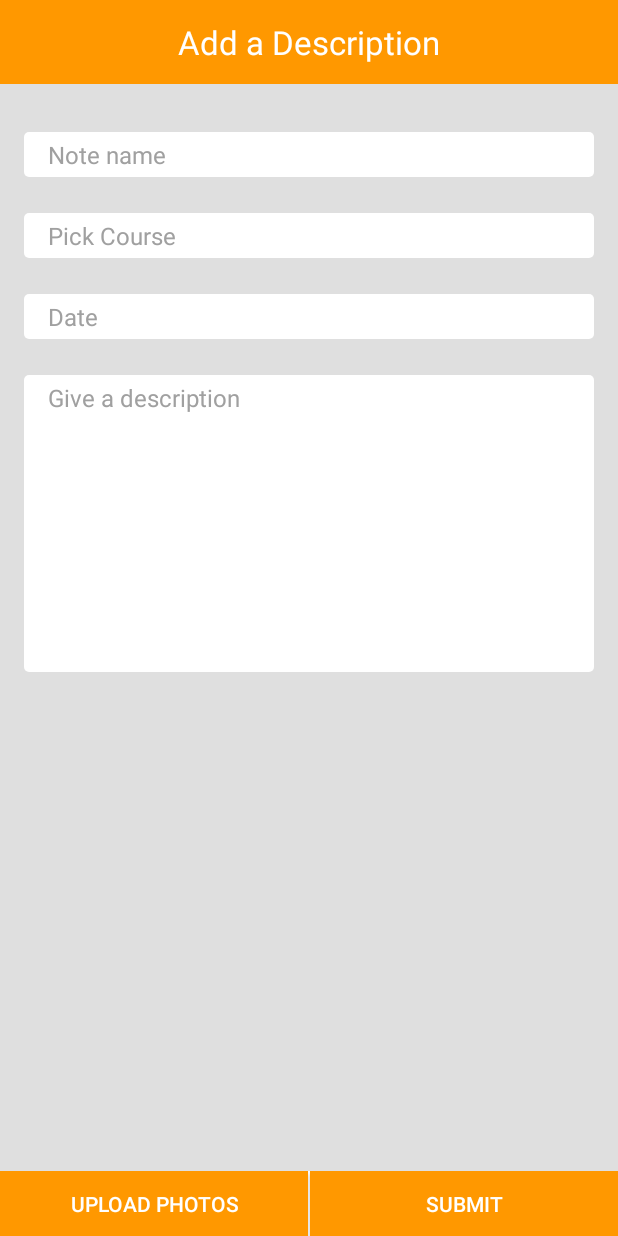
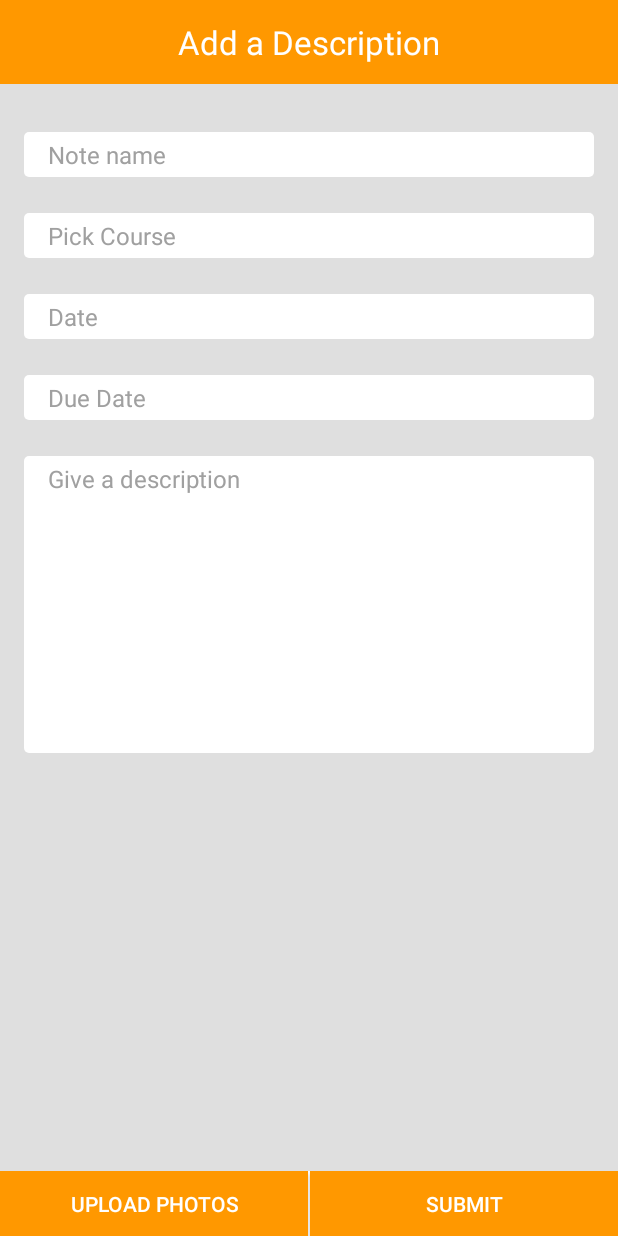
Before and after one commit to RK02/CampusConnect_2016, an Android app: the layout activity_add_event.xml on its own in the app's theme, with its tools: preview values and no code run, on a phone screen of 412 x 824 dp. Run offline under Robolectric (Android 15) with nearby library versions, the phone set to English and light mode, and no system bars.

Commit message:
Upload flow fixed

```diff
--- a/app/src/main/res/layout/activity_add_event.xml
+++ b/app/src/main/res/layout/activity_add_event.xml
@@ -72,12 +72,29 @@
         android:textColor="@color/ColorTextInfo"
         android:textColorHint="#A0A0A0"
         android:textSize="16sp" />
+    <EditText
+        android:id="@+id/noteDueDate"
+        android:layout_width="match_parent"
+        android:layout_height="wrap_content"
+        android:layout_below="@+id/noteDate"
+        android:layout_marginLeft="16dp"
+        android:layout_marginRight="16dp"
+        android:layout_marginTop="24dp"
+        android:background="@drawable/edittext_rounded_upload"
+        android:hint="Due Date"
+        android:paddingBottom="4dp"
+        android:paddingLeft="16dp"
+        android:paddingRight="16dp"
+        android:paddingTop="4dp"
+        android:textColor="@color/ColorTextInfo"
+        android:textColorHint="#A0A0A0"
+        android:textSize="16sp" />
 
     <EditText
         android:id="@+id/noteDescription"
         android:layout_width="match_parent"
         android:layout_height="wrap_content"
-        android:layout_below="@+id/noteDate"
+        android:layout_below="@+id/noteDueDate"
         android:layout_marginLeft="16dp"
         android:layout_marginRight="16dp"
         android:layout_marginTop="24dp"
```
Also changed, not shown: app/src/main/java/com/campusconnect/cc_reboot/AddEventActivity.java (+49 -14 lines), app/src/main/java/com/campusconnect/cc_reboot/UploadPicturesActivity.java (+15 -0 lines).
